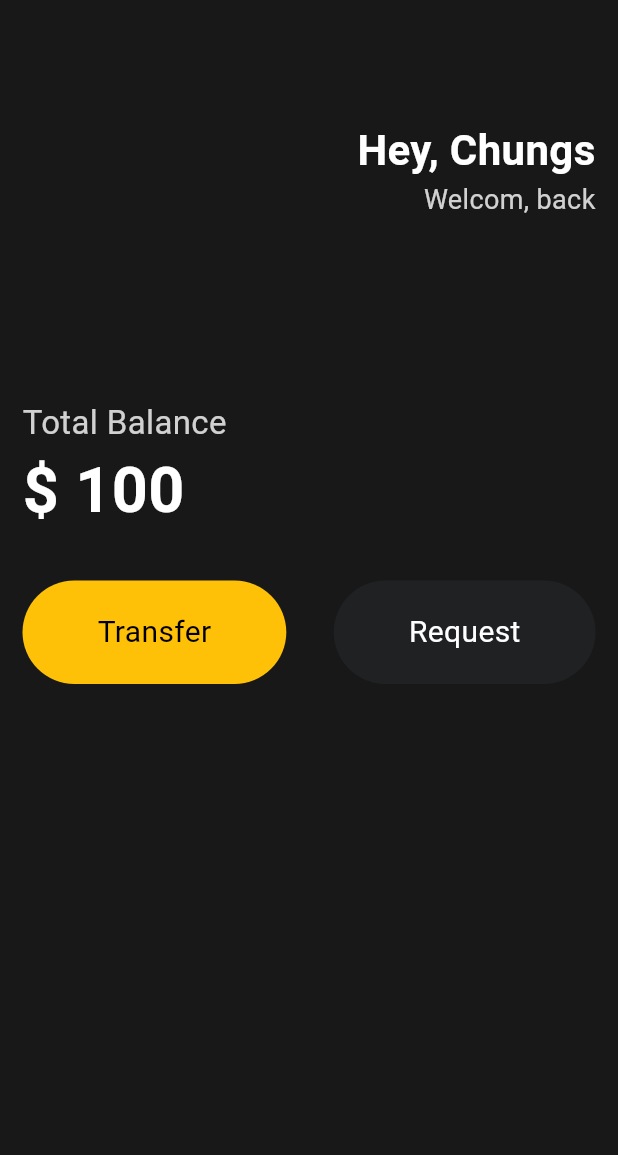
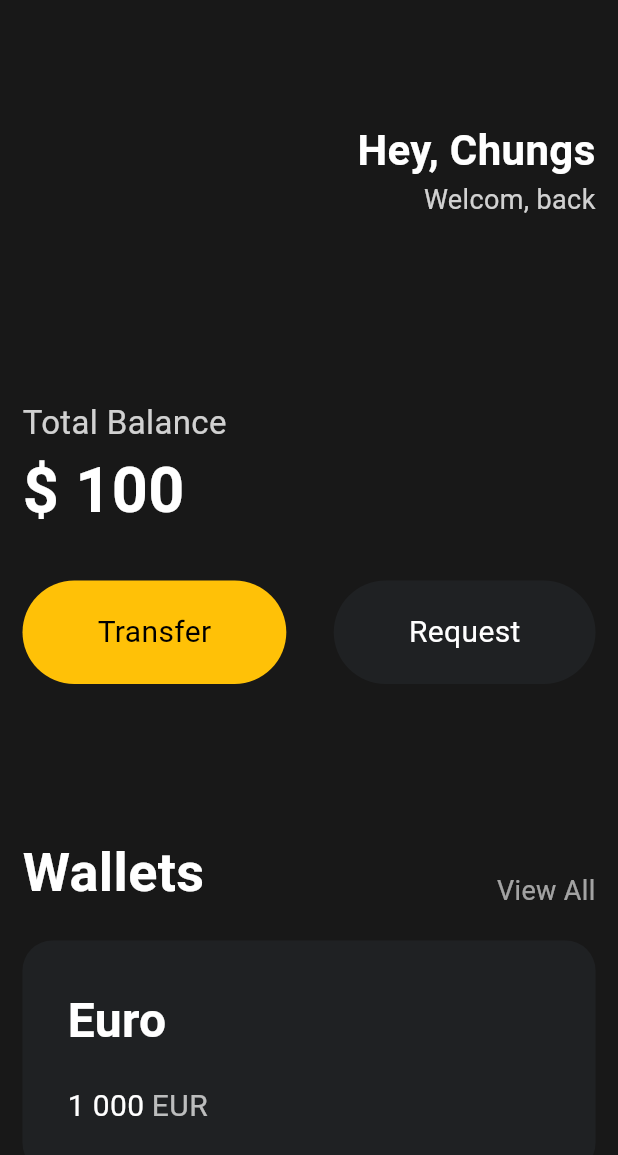
Before and after one commit to SonCS/toonflix-nomadcoder, a Flutter app: the screen it shows after launch, on a phone screen of 412 x 824 dp. Shown: the top 1155 px of the screen. Run offline on Flutter 3.47's test engine with Material 3 defaults, Android fonts, the phone set to English and light mode, and no system bars.

Commit message:
3.6 Cards

```diff
--- a/lib/main.dart
+++ b/lib/main.dart
@@ -79,7 +79,82 @@ class App extends StatelessWidget {
                       bgColor: Color(0xff1f2123),
                       textColor: Colors.white),
                 ],
-              )
+              ),
+              const SizedBox(
+                height: 100,
+              ),
+              Row(
+                crossAxisAlignment: CrossAxisAlignment.end,
+                mainAxisAlignment: MainAxisAlignment.spaceBetween,
+                children: [
+                  const Text(
+                    'Wallets',
+                    style: TextStyle(
+                      color: Colors.white,
+                      fontSize: 36,
+                      fontWeight: FontWeight.w600,
+                    ),
+                  ),
+                  Text(
+                    'View All',
+                    style: TextStyle(
+                      color: Colors.white.withOpacity(0.6),
+                      fontSize: 18,
+                    ),
+                  ),
+                ],
+              ),
+              const SizedBox(
+                height: 20,
+              ),
+              Container(
+                decoration: BoxDecoration(
+                  color: const Color(0xff1f2123),
+                  borderRadius: BorderRadius.circular(20),
+                ),
+                child:  Padding(
+                  padding: const EdgeInsets.all(30),
+                  child: Row(
+                    children: [
+                      Column(
+                        crossAxisAlignment: CrossAxisAlignment.start,
+                        children: [
+                          const Text(
+                            'Euro',
+                            style: TextStyle(
+                              color: Colors.white,
+                              fontSize: 32,
+                              fontWeight: FontWeight.w600,
+                            ),
+                          ),
+                          const SizedBox(
+                            height: 20,
+                          ),
+                          Row(
+                            children: [
+                              const Text(
+                                '1 000',
+                                style: TextStyle(
+                                  color: Colors.white,
+                                  fontSize: 20,
+                                ),
+                              ),
+                              const SizedBox(width: 5,),
+                              Text(
+                                'EUR',
+                                style: TextStyle(
+                                  color: Colors.white.withOpacity(0.7),
+                                  fontSize: 20,
+                                ),
+                              ),
+                            ],
+                          ),
+                        ],
+                      ),
+                    ],
+                  ),
+                ),
+              ),
             ],
           ),
         ),
```
